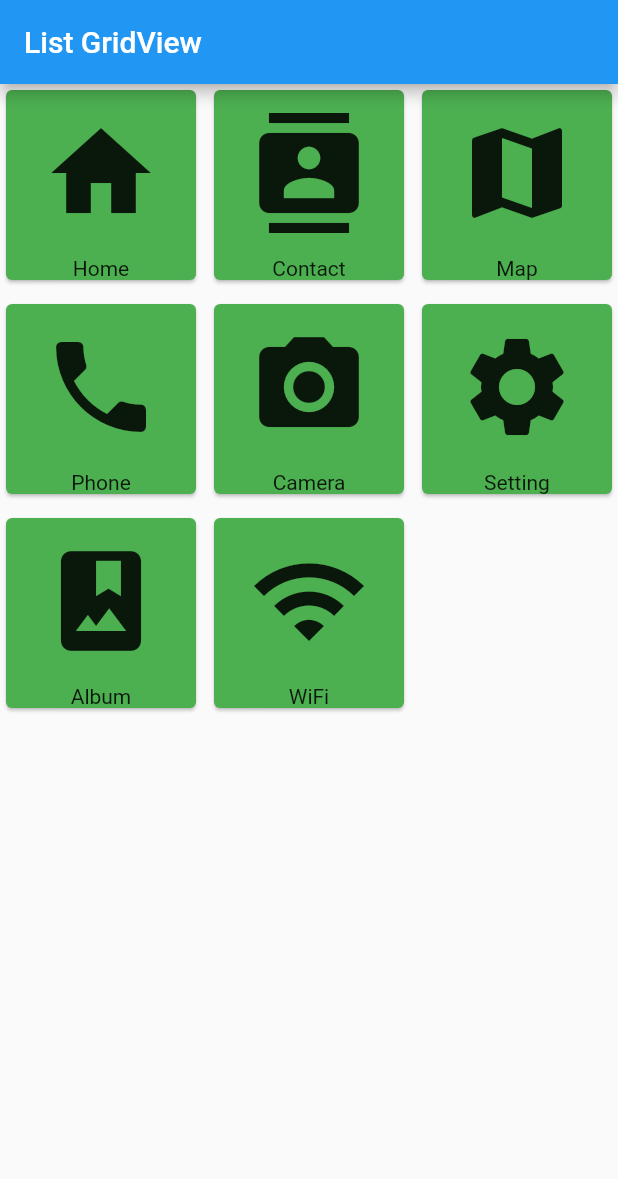
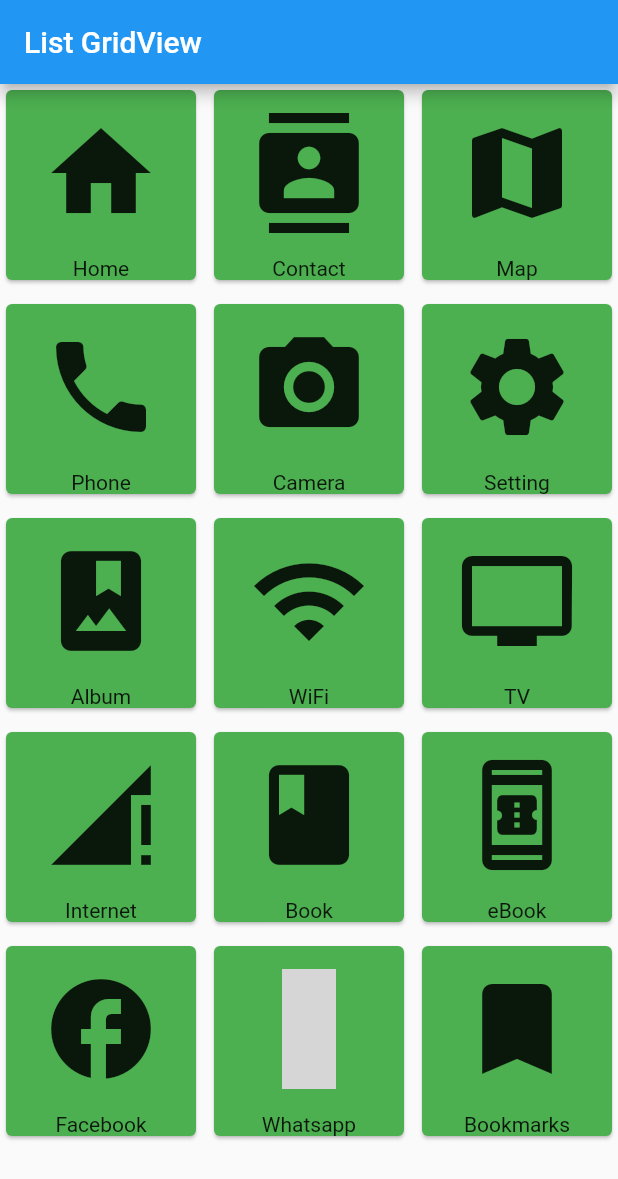
Before and after one commit to atik-sabuj/lists, a Flutter app: the screen it shows after launch, on a phone screen of 412 x 824 dp. Shown: the top 1179 px of the screen. Run offline on Flutter 3.47's test engine with Material 2 defaults, Android fonts, the phone set to English and light mode, and no system bars; statements that could not run were skipped; grey boxes are pictures that could not be loaded.

Commit message:
List GridView examples

```diff
--- a/lib/main.dart
+++ b/lib/main.dart
@@ -40,6 +40,13 @@ const List<Choice> choices = <Choice>[
   Choice(title: 'Setting', icon: Icons.settings),
   Choice(title: 'Album', icon: Icons.photo_album),
   Choice(title: 'WiFi', icon: Icons.wifi),
+  Choice(title: 'TV', icon: Icons.tv),
+  Choice(title: 'Internet', icon: Icons.signal_cellular_connected_no_internet_4_bar_sharp),
+  Choice(title: 'Book', icon: Icons.book),
+  Choice(title: 'eBook', icon: Icons.book_online_outlined),
+  Choice(title: 'Facebook', icon: Icons.facebook),
+  Choice(title: 'Whatsapp', icon: Icons.whatsapp),
+  Choice(title: 'Bookmarks', icon: Icons.bookmark),
 ];
 
 class SelectCard extends StatelessWidget {
```
